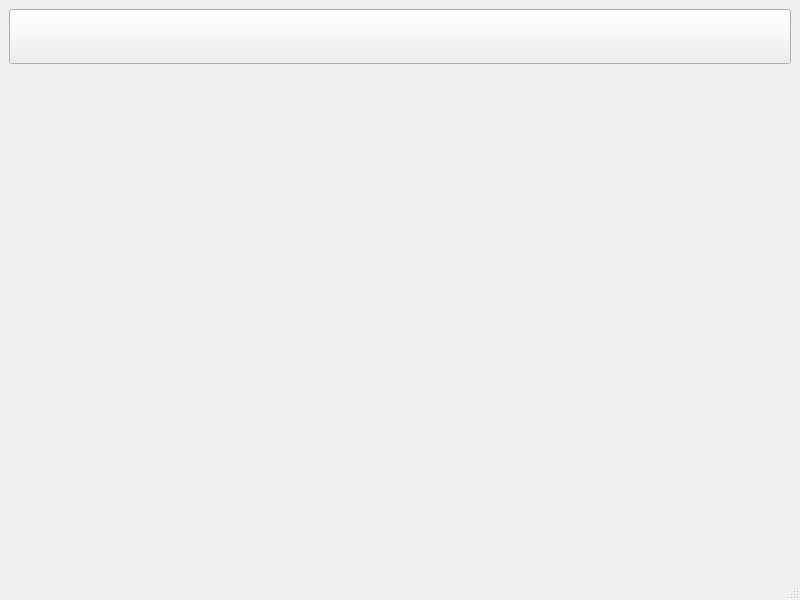
Above: top.ui from jibonaronno/Flowmeter before the change. Below: the same form after it.
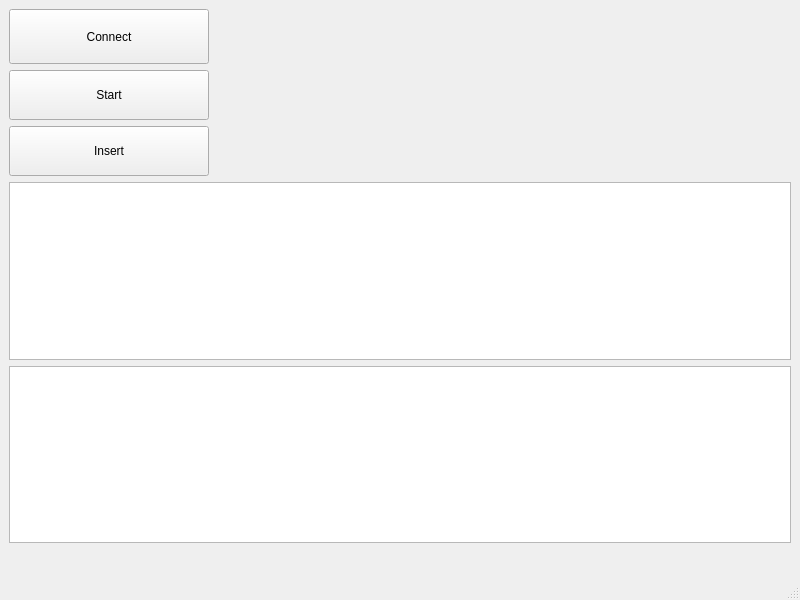
That is the form after the change. Icons and pictures are not drawn.

Commit message: sqlite3 database insert method working code

Patch:
```diff
--- a/top.ui
+++ b/top.ui
@@ -25,13 +25,14 @@
           <height>55</height>
          </size>
         </property>
-        <property name="text">
-         <string/>
+        <property name="maximumSize">
+         <size>
+          <width>200</width>
+          <height>16777215</height>
+         </size>
         </property>
-        <property name="icon">
-         <iconset>
-          <normalon>:/ico1/ico1.png</normalon>
-         </iconset>
+        <property name="text">
+         <string>Connect</string>
         </property>
         <property name="iconSize">
          <size>
@@ -45,21 +46,49 @@
        </widget>
       </item>
       <item>
-       <widget class="QWidget" name="btnSvgWid1" native="true">
-        <property name="sizePolicy">
-         <sizepolicy hsizetype="Minimum" vsizetype="Minimum">
-          <horstretch>0</horstretch>
-          <verstretch>0</verstretch>
-         </sizepolicy>
+       <widget class="QPushButton" name="btn2">
+        <property name="minimumSize">
+         <size>
+          <width>0</width>
+          <height>50</height>
+         </size>
         </property>
+        <property name="maximumSize">
+         <size>
+          <width>200</width>
+          <height>16777215</height>
+         </size>
+        </property>
+        <property name="text">
+         <string>Start</string>
+        </property>
+       </widget>
+      </item>
+      <item>
+       <widget class="QPushButton" name="btn3">
         <property name="minimumSize">
          <size>
           <width>0</width>
-          <height>55</height>
+          <height>50</height>
          </size>
         </property>
+        <property name="maximumSize">
+         <size>
+          <width>200</width>
+          <height>16777215</height>
+         </size>
+        </property>
+        <property name="text">
+         <string>Insert</string>
+        </property>
        </widget>
       </item>
+      <item>
+       <widget class="QListWidget" name="portListBox"/>
+      </item>
+      <item>
+       <widget class="QListWidget" name="msgListBox"/>
+      </item>
       <item>
        <spacer name="verticalSpacer">
         <property name="orientation">
```
Left out of the diff: 4 changed lines with no effect on the pictures. The commit also changes 13 other files.
